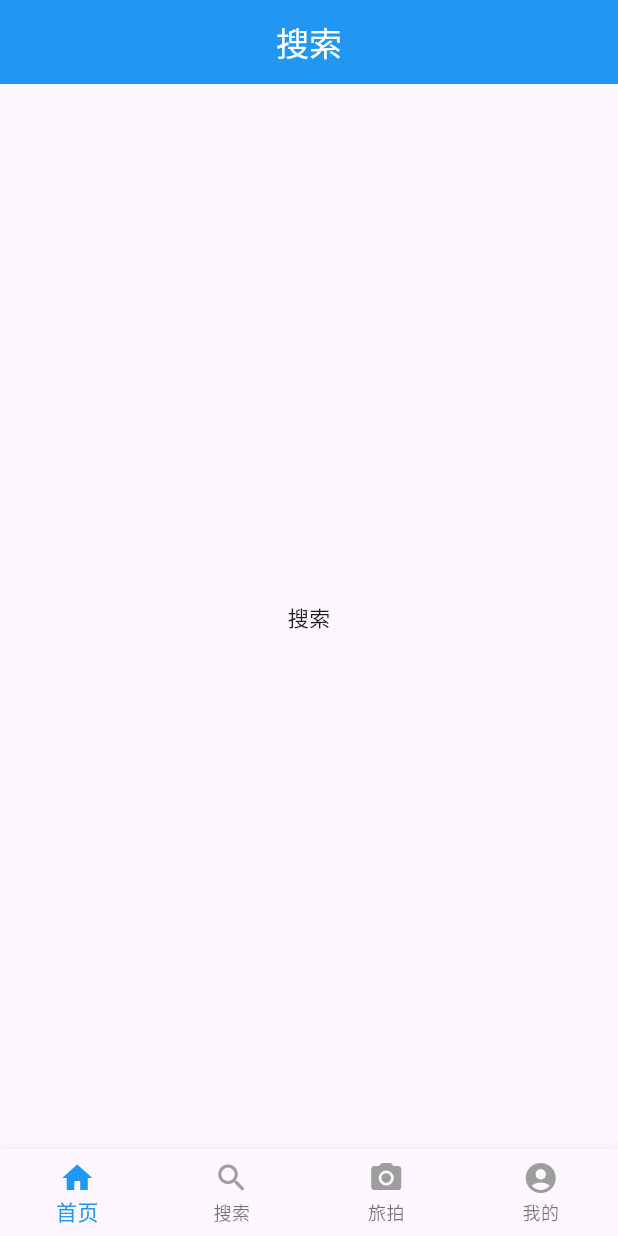
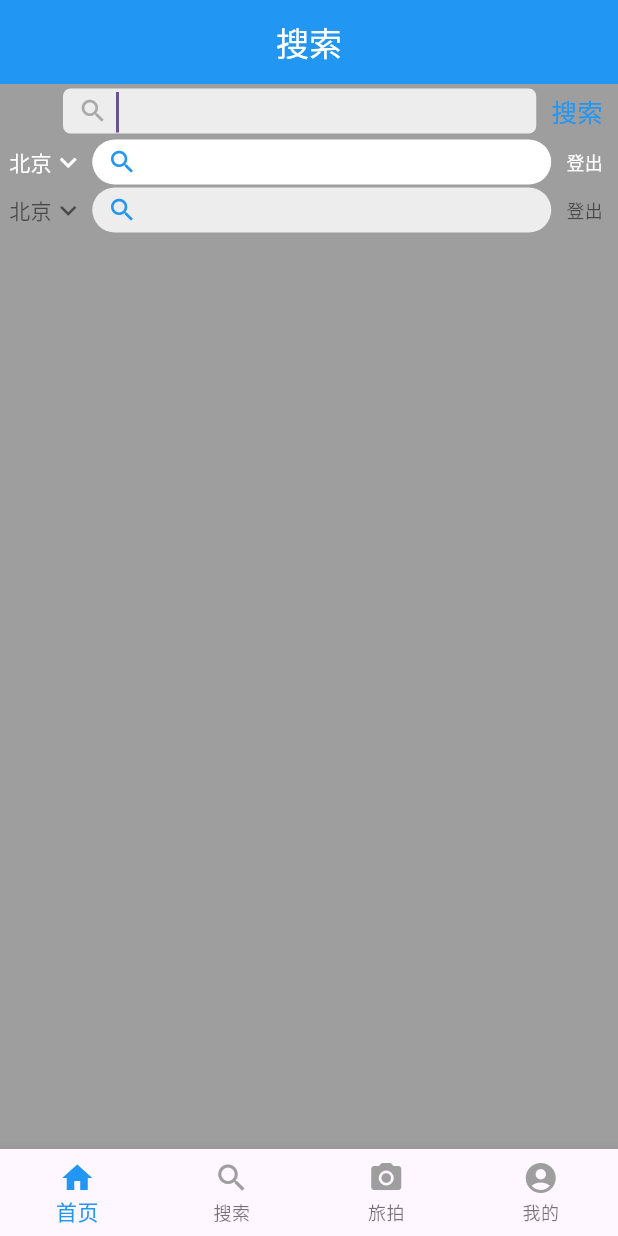
Before and after one commit to Liu-code3/trip_flutter, a Flutter app: the screen it shows after launch, swiped to page 2, on a phone screen of 412 x 824 dp. Run offline on Flutter 3.47's test engine with Material 3 defaults, Android fonts, the light colour scheme and no system bars; our stand-ins replace carousel_slider, dio; missing offline and left inert: flutter_hi_cache; network calls fail.

Commit message:
fix(widget): 封装搜索框widget供首页、搜索页使用

```diff
--- a/lib/pages/search_page.dart
+++ b/lib/pages/search_page.dart
@@ -1,4 +1,5 @@
 import 'package:flutter/material.dart';
+import 'package:trip_flutter/widget/search_bar_widget.dart';
 
 class SearchPage extends StatefulWidget {
   const SearchPage({super.key});
@@ -11,13 +12,22 @@ class _SearchPageState extends State<SearchPage> {
   @override
   Widget build(BuildContext context) {
     return Scaffold(
+        backgroundColor: Colors.grey,
         appBar: AppBar(
             backgroundColor: Colors.blue,
             centerTitle: true,
             titleTextStyle: const TextStyle(color: Colors.white, fontSize: 22),
             title: const Text('搜索')),
-        body: const Center(
-          child: Text('搜索'),
+        body: const Column(
+          children: [
+            SearchBarWidget(),
+            SearchBarWidget(
+              searchBarType: SearchBarType.home,
+            ),
+            SearchBarWidget(
+              searchBarType: SearchBarType.homeLight,
+            )
+          ],
         ));
   }
 }
--- /dev/null
+++ b/lib/widget/search_bar_widget.dart
@@ -0,0 +1,222 @@
+import 'package:flutter/material.dart';
+
+///定义searchBar的三种样式
+///home首页默认状态下使用的样式
+///homeLight 首页发生上滑后使用的样式
+/// normal 为默认情况下使用的样式
+enum SearchBarType { home, normal, homeLight }
+
+class SearchBarWidget extends StatefulWidget {
+  ///是否隐藏左侧返回键
+  final bool? hideLeft;
+
+  ///搜索框类型
+  final SearchBarType searchBarType;
+
+  ///提示文案
+  final String? hint;
+
+  ///默认内容
+  final String? defaultText;
+
+  ///左侧按钮点击回调
+  final void Function()? leftButtonClick;
+
+  /// 中间输入框点击的回调
+  final void Function()? inputBoxClick;
+
+  ///右侧按钮点击回调
+  final void Function()? rightButtonClick;
+
+  ///输入框点击回调
+  ///内容变化的回调
+  final ValueChanged<String>? onChanged;
+
+  const SearchBarWidget(
+      {super.key,
+      this.hideLeft,
+      this.searchBarType = SearchBarType.normal,
+      this.hint,
+      this.defaultText,
+      this.leftButtonClick,
+      this.inputBoxClick,
+      this.rightButtonClick,
+      this.onChanged});
+
+  @override
+  State<SearchBarWidget> createState() => _SearchBarWidgetState();
+}
+
+class _SearchBarWidgetState extends State<SearchBarWidget> {
+  bool showClear = false; // 是否显示清除按钮
+  final TextEditingController _controller = TextEditingController();
+
+  Widget get _normalSearchBar => Row(
+        children: [
+          _wrapTap(
+              //左侧返回按钮
+              Padding(
+                padding: const EdgeInsets.fromLTRB(6, 5, 10, 5),
+                child: _backBtn,
+              ),
+              widget.leftButtonClick),
+          //搜索输入框
+          Expanded(child: _inputBox),
+          _wrapTap(
+              const Padding(
+                  padding: EdgeInsets.fromLTRB(10, 5, 10, 5),
+                  child: Text(
+                    '搜索',
+                    style: TextStyle(fontSize: 17, color: Colors.blue),
+                  )),
+              widget.rightButtonClick)
+        ],
+      );
+
+  get _backBtn => widget.hideLeft ?? false
+      ? null
+      : const Icon(
+          Icons.arrow_back_ios,
+          color: Colors.grey,
+          size: 26,
+        );
+
+  get _inputBox {
+    Color inputColor;
+    if (widget.searchBarType == SearchBarType.home) {
+      inputColor = Colors.white;
+    } else {
+      inputColor = const Color(0xffededed);
+    }
+    return Container(
+      height: 30,
+      padding: const EdgeInsets.fromLTRB(10, 0, 10, 0),
+      decoration: BoxDecoration(
+          color: inputColor,
+          borderRadius: BorderRadius.circular(
+              widget.searchBarType == SearchBarType.normal ? 5 : 15)),
+      child: Row(
+        children: [
+          Icon(Icons.search,
+              size: 20,
+              color: widget.searchBarType == SearchBarType.normal
+                  ? const Color(0xffa9a9a9)
+                  : Colors.blue),
+          Expanded(child: _textField),
+          if (showClear)
+            _wrapTap(
+                const Icon(
+                  Icons.clear,
+                  size: 22,
+                  color: Colors.grey,
+                ), () {
+              setState(() {
+                _controller.clear();
+              });
+              _onChanged('');
+            })
+        ],
+      ),
+    );
+  }
+
+  ///主页搜索样式
+  get _homeSearchBar => Row(
+        children: [
+          //左边显示的是城市
+          _wrapTap(
+              Container(
+                padding: const EdgeInsets.fromLTRB(6, 5, 5, 5),
+                child: Row(
+                  children: [
+                    Text(
+                      '北京',
+                      style: TextStyle(color: _homeFontColor),
+                    ),
+                    Icon(
+                      Icons.expand_more,
+                      color: _homeFontColor,
+                      size: 22,
+                    )
+                  ],
+                ),
+              ),
+              widget.leftButtonClick),
+          // 中间为输入框
+          Expanded(child: _inputBox),
+          // 登出
+          _wrapTap(
+              Padding(
+                padding:
+                    const EdgeInsets.symmetric(vertical: 5, horizontal: 10),
+                child: Text(
+                  '登出',
+                  style: TextStyle(color: _homeFontColor, fontSize: 12),
+                ),
+              ),
+              widget.rightButtonClick)
+        ],
+      );
+
+  get _homeFontColor => widget.searchBarType == SearchBarType.homeLight
+      ? Colors.black54
+      : Colors.white;
+
+  ///输入框
+  get _textField => widget.searchBarType == SearchBarType.normal
+      ? TextField(
+          controller: _controller,
+          onChanged: _onChanged,
+          autofocus: true,
+          style: const TextStyle(
+              fontSize: 18, color: Colors.black, fontWeight: FontWeight.w300),
+          //输入框的文本样式
+          decoration: InputDecoration(
+              contentPadding:
+                  const EdgeInsets.only(left: 5, bottom: 15), // 内容内边距
+              border: InputBorder.none,
+              hintText: widget.defaultText,
+              hintStyle: const TextStyle(fontSize: 15)),
+        )
+      : _wrapTap(
+          Text(
+            widget.defaultText ?? '',
+            style: const TextStyle(fontSize: 13, color: Colors.grey),
+          ),
+          widget.inputBoxClick);
+
+  @override
+  void initState() {
+    super.initState();
+    if (widget.defaultText != null) {
+      _controller.text = widget.defaultText!;
+    }
+  }
+
+  @override
+  Widget build(BuildContext context) {
+    return widget.searchBarType == SearchBarType.normal
+        ? _normalSearchBar
+        : _homeSearchBar;
+  }
+
+  _wrapTap(Widget? child, void Function()? callback) {
+    return GestureDetector(onTap: callback, child: child);
+  }
+
+  void _onChanged(String value) {
+    if (value.isNotEmpty) {
+      setState(() {
+        showClear = true;
+      });
+    } else {
+      setState(() {
+        showClear = false;
+      });
+    }
+
+    if (widget.onChanged != null) {
+      widget.onChanged!(value);
+    }
+  }
+}
```
